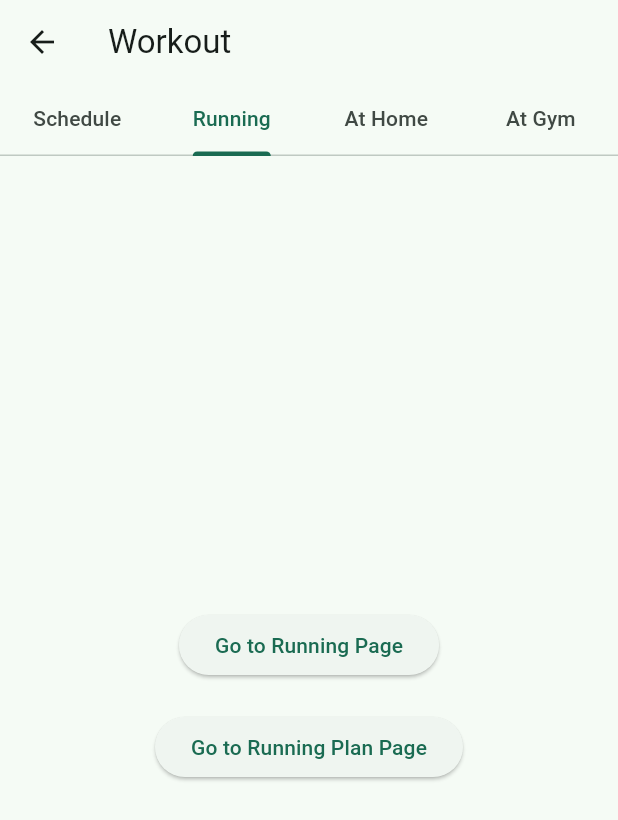
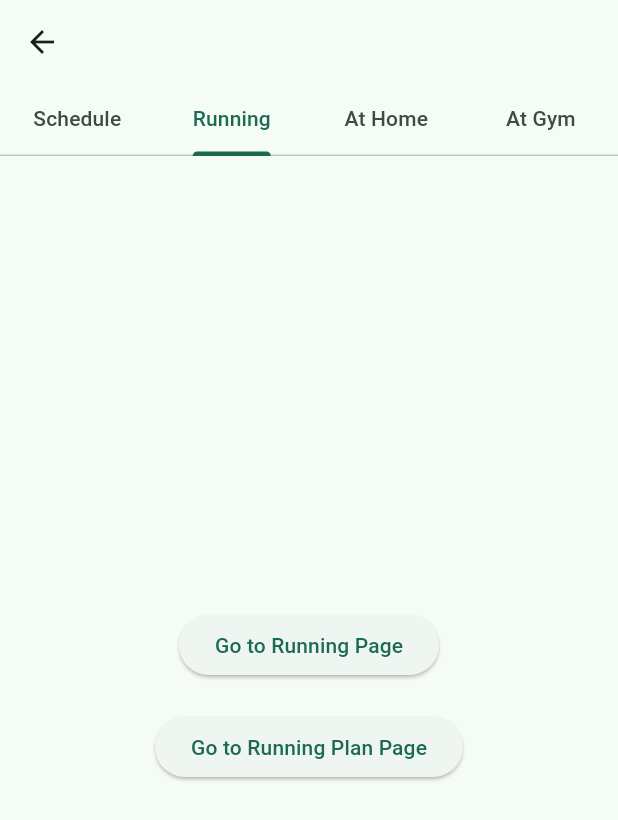
Before and after one commit to O662/w_o_app, a Flutter app: the WorkoutPage screen opened directly, tab 2 chosen, on a phone screen of 412 x 824 dp. Shown: the top 820 px of the screen. Run offline on Flutter 3.47's test engine with Material 3 defaults, Android fonts, the phone set to English and light mode, and no system bars; our stand-ins replace flutter_colorpicker, image_picker, shared_preferences; accounts and stored records are empty.

Commit message:
Updated the workout page

```diff
--- a/lib/workout.dart
+++ b/lib/workout.dart
@@ -9,7 +9,6 @@ class WorkoutPage extends StatelessWidget {
       length: 4, // Number of tabs
       child: Scaffold(
         appBar: AppBar(
-          title: Text('Workout'),
           bottom: TabBar(
             tabs: [
               Tab(text: 'Schedule'),
```
